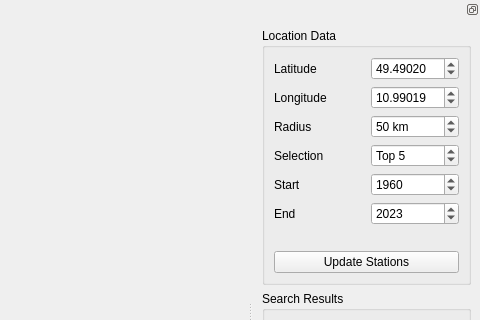
This is GHCN_Gui/mainwindow.ui in yatcui/GHCN_Qt as Qt 5 draws it before an edit; both pictures show x 720 to 1200 and y 0 to 320 of the 1200 by 643 pixel window. The edited form follows.
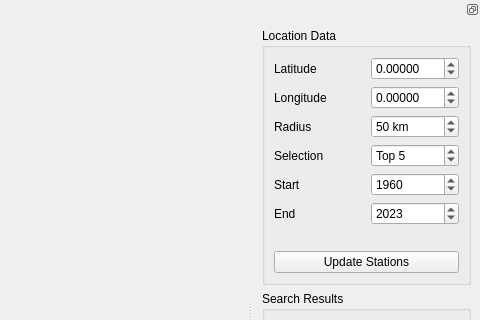
This is the edited form. Custom widgets are drawn as their Qt base class.

Commit message: NEW: Preparations for search data observation.

```diff
--- a/GHCN_Gui/mainwindow.ui
+++ b/GHCN_Gui/mainwindow.ui
@@ -93,7 +93,7 @@
            <double>180.000000000000000</double>
           </property>
           <property name="value">
-           <double>10.990190000000000</double>
+           <double>0.000000000000000</double>
           </property>
          </widget>
         </item>
@@ -150,7 +150,7 @@
            <double>90.000000000000000</double>
           </property>
           <property name="value">
-           <double>49.490200000000002</double>
+           <double>0.000000000000000</double>
           </property>
          </widget>
         </item>
```
Left out of the diff: 8 changed lines with no effect on the pictures. The commit also changes 2 other files.
